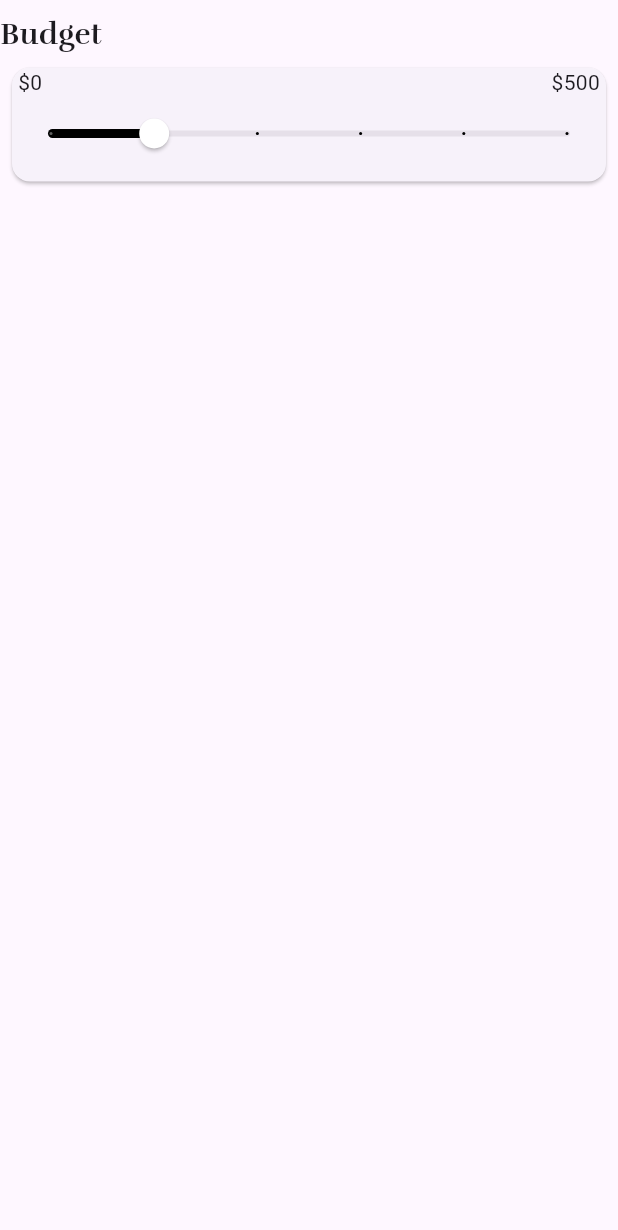
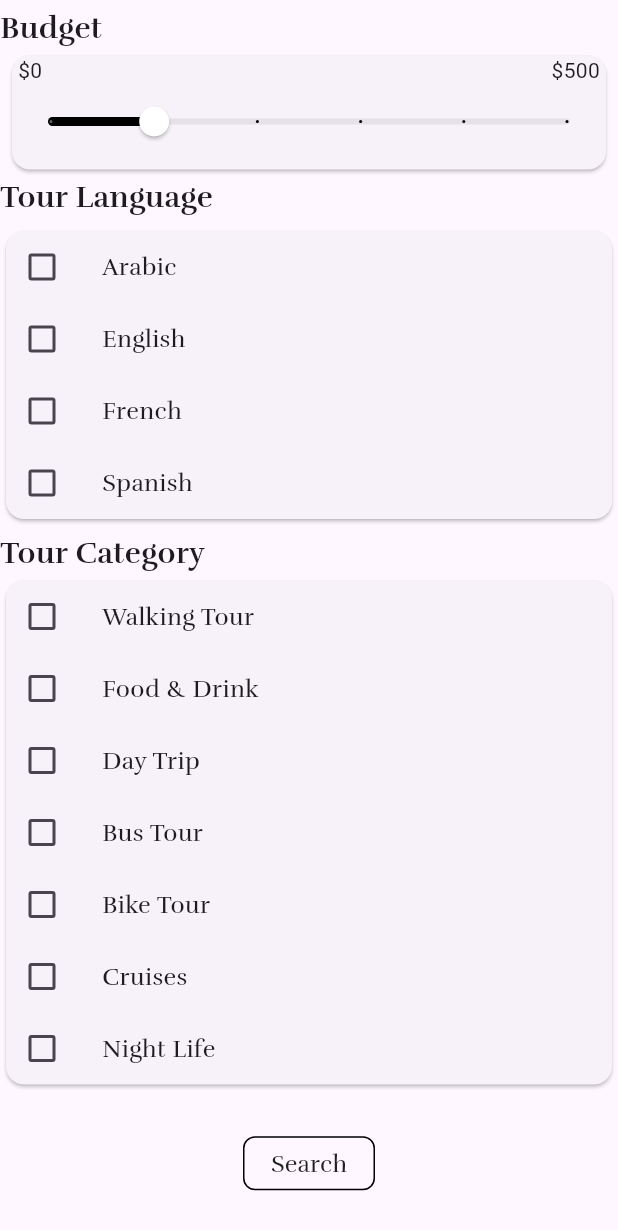
Before and after one commit to YousefMohamed6/guide_app, a Flutter app: the FilterToursView screen opened by its route, on a phone screen of 412 x 824 dp. Shown: the top 1230 px of the screen. Run offline on Flutter 3.47's test engine with Material 3 defaults, Android fonts, the phone set to English and light mode, and no system bars; our stand-ins replace flutter_bloc, flutter_svg, fluttertoast, go_router.

Commit message:
filter view done

```diff
--- a/lib/Features/filter_tours/cubit/filter_tours_cubit.dart
+++ b/lib/Features/filter_tours/cubit/filter_tours_cubit.dart
@@ -5,4 +5,18 @@ part 'filter_tours_state.dart';
 
 class FilterToursCubit extends Cubit<FilterToursState> {
   FilterToursCubit() : super(FilterToursInitial());
+  bool isArabic = false;
+  bool isEnglish = false;
+  bool isFrench = false;
+  bool isSpanish = false;
+  bool isWalking = false;
+  bool isFoodAndDrink = false;
+  bool isDayTrip = false;
+  bool isBusTour = false;
+  bool isBikeTour = false;
+  bool isCruises = false;
+  bool isNightLife = false;
+  void setState() {
+    emit(FilterToursInitial());
+  }
 }
--- a/lib/Features/filter_tours/cubit/filter_tours_state.dart
+++ b/lib/Features/filter_tours/cubit/filter_tours_state.dart
@@ -4,3 +4,4 @@ part of 'filter_tours_cubit.dart';
 sealed class FilterToursState {}
 
 final class FilterToursInitial extends FilterToursState {}
+final class FilterToursSetState extends FilterToursState {}
--- a/lib/Features/filter_tours/filtter_tours.dart
+++ b/lib/Features/filter_tours/filtter_tours.dart
@@ -1,8 +1,7 @@
 import 'package:flutter/material.dart';
 import 'package:flutter_bloc/flutter_bloc.dart';
 import 'package:guide_app/Features/filter_tours/cubit/filter_tours_cubit.dart';
-import 'package:guide_app/core/uitls/styles_manager.dart';
-import 'package:guide_app/core/uitls/values_manager.dart';
+import 'package:guide_app/Features/filter_tours/widgets/filter_tours_body.dart';
 
 class FilterToursView extends StatelessWidget {
   const FilterToursView({super.key});
@@ -20,87 +19,3 @@ class FilterToursView extends StatelessWidget {
     );
   }
 }
-
-class FilterToursBody extends StatelessWidget {
-  const FilterToursBody({super.key});
-
-  @override
-  Widget build(BuildContext context) {
-    return Column(
-      crossAxisAlignment: CrossAxisAlignment.start,
-      children: [
-        const SizedBox(height: HightManager.h8),
-        Text(
-          "Budget",
-          style: StyleManager.textStyle20.copyWith(
-            fontWeight: FontWeight.bold,
-          ),
-        ),
-        const SizedBox(height: HightManager.h8),
-        const PriceSlider()
-      ],
-    );
-  }
-}
-
-class PriceSlider extends StatelessWidget {
-  const PriceSlider({super.key});
-
-  @override
-  Widget build(BuildContext context) {
-    return const Card(
-      margin: EdgeInsets.symmetric(horizontal: MarginManager.m8),
-      child: Column(
-        children: [
-          Row(
-            mainAxisAlignment: MainAxisAlignment.spaceBetween,
-            children: [
-              Padding(
-                padding: EdgeInsets.symmetric(
-                  horizontal: PaddingManager.p4,
-                ),
-                child: Text(r"$0"),
-              ),
-              Padding(
-                padding: EdgeInsets.symmetric(
-                  horizontal: PaddingManager.p4,
-                ),
-                child: Text(r"$500"),
-              ),
-            ],
-          ),
-          SliderView(),
-          SizedBox(height: HightManager.h8)
-        ],
-      ),
-    );
-  }
-}
-
-class SliderView extends StatefulWidget {
-  const SliderView({super.key});
-
-  @override
-  State<SliderView> createState() => _SliderViewState();
-}
-
-class _SliderViewState extends State<SliderView> {
-  double _currentValue = 100;
-  @override
-  Widget build(BuildContext context) {
-    return Slider.adaptive(
-      value: _currentValue,
-      min: 0,
-      divisions: 5,
-      max: 500,
-      activeColor: Colors.black,
-      thumbColor: Colors.white,
-      onChanged: (value) {
-        setState(() {
-          _currentValue = value;
-        });
-      },
-      label: _currentValue.round().toString(),
-    );
-  }
-}
--- /dev/null
+++ b/lib/Features/filter_tours/widgets/budget_view.dart
@@ -0,0 +1,37 @@
+import 'package:flutter/material.dart';
+import 'package:guide_app/Features/filter_tours/widgets/slider_view.dart';
+import 'package:guide_app/core/uitls/values_manager.dart';
+
+class BudgetView extends StatelessWidget {
+  const BudgetView({super.key});
+
+  @override
+  Widget build(BuildContext context) {
+    return const Card(
+      margin: EdgeInsets.symmetric(horizontal: MarginManager.m8),
+      child: Column(
+        children: [
+          Row(
+            mainAxisAlignment: MainAxisAlignment.spaceBetween,
+            children: [
+              Padding(
+                padding: EdgeInsets.symmetric(
+                  horizontal: PaddingManager.p4,
+                ),
+                child: Text(r"$0"),
+              ),
+              Padding(
+                padding: EdgeInsets.symmetric(
+                  horizontal: PaddingManager.p4,
+                ),
+                child: Text(r"$500"),
+              ),
+            ],
+          ),
+          SliderView(),
+          SizedBox(height: HightManager.h8)
+        ],
+      ),
+    );
+  }
+}
--- /dev/null
+++ b/lib/Features/filter_tours/widgets/filter_tours_body.dart
@@ -0,0 +1,47 @@
+import 'package:flutter/material.dart';
+import 'package:guide_app/Features/filter_tours/widgets/budget_view.dart';
+import 'package:guide_app/Features/filter_tours/widgets/search_button.dart';
+import 'package:guide_app/Features/filter_tours/widgets/tour_categorys.dart';
+import 'package:guide_app/Features/filter_tours/widgets/tour_languages.dart';
+import 'package:guide_app/core/uitls/styles_manager.dart';
+import 'package:guide_app/core/uitls/values_manager.dart';
+
+class FilterToursBody extends StatelessWidget {
+  const FilterToursBody({super.key});
+
+  @override
+  Widget build(BuildContext context) {
+    return Column(
+      crossAxisAlignment: CrossAxisAlignment.start,
+      children: [
+        const SizedBox(height: HightManager.h4),
+        Text(
+          "Budget",
+          style: StyleManager.textStyle20.copyWith(
+            fontWeight: FontWeight.bold,
+          ),
+        ),
+        const SizedBox(height: HightManager.h4),
+        const BudgetView(),
+        const SizedBox(height: HightManager.h4),
+        Text(
+          "Tour Language",
+          style: StyleManager.textStyle20.copyWith(
+            fontWeight: FontWeight.bold,
+          ),
+        ),
+        const SizedBox(height: HightManager.h4),
+        const TourLanguages(),
+        const SizedBox(height: HightManager.h4),
+        Text(
+          "Tour Category",
+          style: StyleManager.textStyle20.copyWith(
+            fontWeight: FontWeight.bold,
+          ),
+        ),
+        const TourCatagorys(),
+        const Expanded(child: SearchButton()),
+      ],
+    );
+  }
+}
--- /dev/null
+++ b/lib/Features/filter_tours/widgets/search_button.dart
@@ -0,0 +1,28 @@
+import 'package:flutter/material.dart';
+import 'package:guide_app/core/uitls/styles_manager.dart';
+import 'package:guide_app/core/uitls/values_manager.dart';
+
+class SearchButton extends StatelessWidget {
+  const SearchButton({super.key});
+
+  @override
+  Widget build(BuildContext context) {
+    return Center(
+      child: MaterialButton(
+        shape: RoundedRectangleBorder(
+          borderRadius: BorderRadius.circular(
+            ValuesManager.v8,
+          ),
+          side: const BorderSide(
+            color: Colors.black,
+          ),
+        ),
+        child: const Text(
+          "Search",
+          style: StyleManager.textStyle16,
+        ),
+        onPressed: () {},
+      ),
+    );
+  }
+}
--- /dev/null
+++ b/lib/Features/filter_tours/widgets/slider_view.dart
@@ -0,0 +1,29 @@
+import 'package:flutter/material.dart';
+
+class SliderView extends StatefulWidget {
+  const SliderView({super.key});
+
+  @override
+  State<SliderView> createState() => _SliderViewState();
+}
+
+class _SliderViewState extends State<SliderView> {
+  double _currentValue = 100;
+  @override
+  Widget build(BuildContext context) {
+    return Slider.adaptive(
+      value: _currentValue,
+      min: 0,
+      divisions: 5,
+      max: 500,
+      activeColor: Colors.black,
+      thumbColor: Colors.white,
+      onChanged: (value) {
+        setState(() {
+          _currentValue = value;
+        });
+      },
+      label: _currentValue.round().toString(),
+    );
+  }
+}
--- /dev/null
+++ b/lib/Features/filter_tours/widgets/tour_categorys.dart
@@ -0,0 +1,90 @@
+import 'package:flutter/material.dart';
+import 'package:flutter_bloc/flutter_bloc.dart';
+import 'package:guide_app/Features/filter_tours/cubit/filter_tours_cubit.dart';
+import 'package:guide_app/core/widgets/choose_item.dart';
+
+class TourCatagorys extends StatelessWidget {
+  const TourCatagorys({super.key});
+
+  @override
+  Widget build(BuildContext context) {
+    return BlocBuilder<FilterToursCubit, FilterToursState>(
+      builder: (context, state) {
+        bool isWalking = BlocProvider.of<FilterToursCubit>(context).isWalking;
+        bool isFoodAndDrink =
+            BlocProvider.of<FilterToursCubit>(context).isFoodAndDrink;
+        bool isDayTrip = BlocProvider.of<FilterToursCubit>(context).isDayTrip;
+        bool isBusTour = BlocProvider.of<FilterToursCubit>(context).isBusTour;
+        bool isBikeTour = BlocProvider.of<FilterToursCubit>(context).isBikeTour;
+        bool isCruises = BlocProvider.of<FilterToursCubit>(context).isCruises;
+        bool isNightLife =
+            BlocProvider.of<FilterToursCubit>(context).isNightLife;
+        return Card(
+          child: Column(
+            children: [
+              ChooseItem(
+                text: "Walking Tour",
+                isSelected: isWalking,
+                onChanged: (value) {
+                  BlocProvider.of<FilterToursCubit>(context).isWalking = value!;
+                  BlocProvider.of<FilterToursCubit>(context).setState();
+                },
+              ),
+              ChooseItem(
+                text: "Food & Drink",
+                isSelected: isFoodAndDrink,
+                onChanged: (value) {
+                  BlocProvider.of<FilterToursCubit>(context).isFoodAndDrink =
+                      value!;
+                  BlocProvider.of<FilterToursCubit>(context).setState();
+                },
+              ),
+              ChooseItem(
+                text: "Day Trip",
+                isSelected: isDayTrip,
+                onChanged: (value) {
+                  BlocProvider.of<FilterToursCubit>(context).isDayTrip = value!;
+                  BlocProvider.of<FilterToursCubit>(context).setState();
+                },
+              ),
+              ChooseItem(
+                text: "Bus Tour",
+                isSelected: isBusTour,
+                onChanged: (value) {
+                  BlocProvider.of<FilterToursCubit>(context).isBusTour = value!;
+                  BlocProvider.of<FilterToursCubit>(context).setState();
+                },
+              ),
+              ChooseItem(
+                text: "Bike Tour",
+                isSelected: isBikeTour,
+                onChanged: (value) {
+                  BlocProvider.of<FilterToursCubit>(context).isBikeTour =
+                      value!;
+                  BlocProvider.of<FilterToursCubit>(context).setState();
+                },
+              ),
+              ChooseItem(
+                text: "Cruises",
+                isSelected: isCruises,
+                onChanged: (value) {
+                  BlocProvider.of<FilterToursCubit>(context).isCruises = value!;
+                  BlocProvider.of<FilterToursCubit>(context).setState();
+                },
+              ),
+              ChooseItem(
+                text: "Night Life",
+                isSelected: isNightLife,
+                onChanged: (value) {
+                  BlocProvider.of<FilterToursCubit>(context).isNightLife =
+                      value!;
+                  BlocProvider.of<FilterToursCubit>(context).setState();
+                },
+              ),
+            ],
+          ),
+        );
+      },
+    );
+  }
+}
--- /dev/null
+++ b/lib/Features/filter_tours/widgets/tour_languages.dart
@@ -0,0 +1,59 @@
+import 'package:flutter/material.dart';
+import 'package:flutter_bloc/flutter_bloc.dart';
+import 'package:guide_app/Features/filter_tours/cubit/filter_tours_cubit.dart';
+import 'package:guide_app/core/widgets/choose_item.dart';
+
+class TourLanguages extends StatelessWidget {
+  const TourLanguages({super.key});
+
+  @override
+  Widget build(BuildContext context) {
+    return BlocBuilder<FilterToursCubit, FilterToursState>(
+      builder: (context, state) {
+        bool isArabic = BlocProvider.of<FilterToursCubit>(context).isArabic;
+        bool isEnglish = BlocProvider.of<FilterToursCubit>(context).isEnglish;
+        bool isFrench = BlocProvider.of<FilterToursCubit>(context).isFrench;
+        bool isSpanish = BlocProvider.of<FilterToursCubit>(context).isSpanish;
+        return Card(
+          borderOnForeground: true,
+          child: Column(
+            children: [
+              ChooseItem(
+                text: "Arabic",
+                isSelected: isArabic,
+                onChanged: (value) {
+                  BlocProvider.of<FilterToursCubit>(context).isArabic = value!;
+                  BlocProvider.of<FilterToursCubit>(context).setState();
+                },
+              ),
+              ChooseItem(
+                text: "English",
+                isSelected: isEnglish,
+                onChanged: (value) {
+                  BlocProvider.of<FilterToursCubit>(context).isEnglish = value!;
+                  BlocProvider.of<FilterToursCubit>(context).setState();
+                },
+              ),
+              ChooseItem(
+                text: "French",
+                isSelected: isFrench,
+                onChanged: (value) {
+                  BlocProvider.of<FilterToursCubit>(context).isFrench = value!;
+                  BlocProvider.of<FilterToursCubit>(context).setState();
+                },
+              ),
+              ChooseItem(
+                text: "Spanish",
+                isSelected: isSpanish,
+                onChanged: (value) {
+                  BlocProvider.of<FilterToursCubit>(context).isSpanish = value!;
+                  BlocProvider.of<FilterToursCubit>(context).setState();
+                },
+              ),
+            ],
+          ),
+        );
+      },
+    );
+  }
+}
--- /dev/null
+++ b/lib/core/widgets/choose_item.dart
@@ -0,0 +1,31 @@
+import 'package:flutter/material.dart';
+import 'package:guide_app/core/uitls/styles_manager.dart';
+import 'package:guide_app/core/uitls/values_manager.dart';
+
+class ChooseItem extends StatelessWidget {
+  const ChooseItem(
+      {super.key,
+      required this.text,
+      required this.isSelected,
+      required this.onChanged});
+  final String text;
+  final bool isSelected;
+  final void Function(bool?) onChanged;
+  @override
+  Widget build(BuildContext context) {
+    return Row(
+      children: [
+        Checkbox(
+          value: isSelected,
+          onChanged: onChanged,
+          activeColor: Colors.black,
+        ),
+        const SizedBox(width: WidthManager.w16),
+        Text(
+          text,
+          style: StyleManager.textStyle16,
+        )
+      ],
+    );
+  }
+}
```
